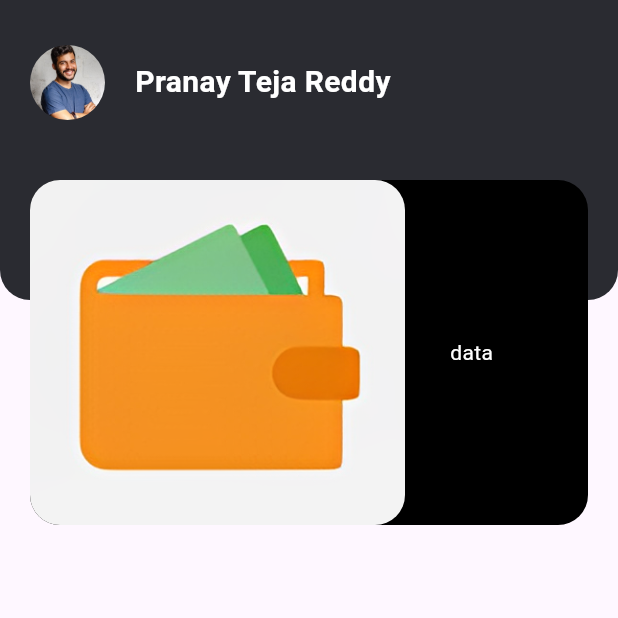
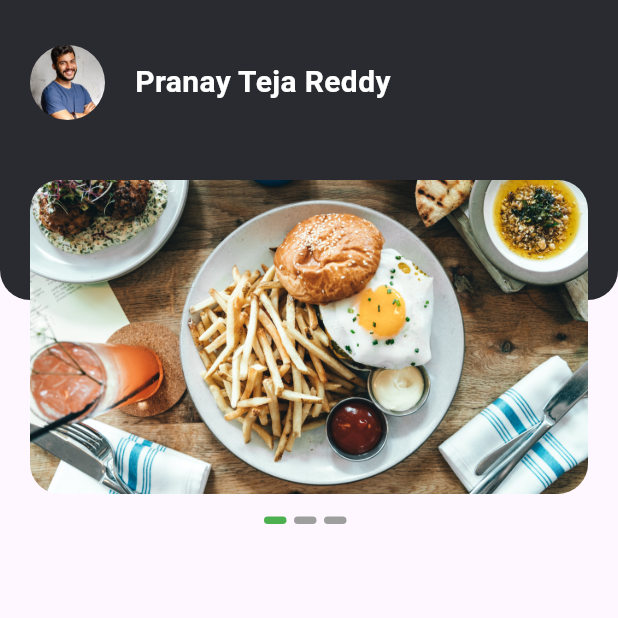
Before and after one commit to pranaytejareddy1996/quiz_app, a Flutter app: the screen it shows after launch, on a phone screen of 412 x 824 dp, the top half of it. Run offline on Flutter 3.47's test engine with Material 3 defaults, Android fonts, the phone set to English and light mode, and no system bars; drawn by our look-alikes of carousel_slider.

```diff
--- /dev/null
+++ b/lib/pages/circular_container.dart
@@ -0,0 +1,19 @@
+import 'package:flutter/material.dart';
+
+class CircularContainer extends StatelessWidget {
+  const CircularContainer({super.key, required this.color});
+  final Color color;
+  @override
+  Widget build(BuildContext context) {
+    return Container(
+      width: 15,
+      height: 5,
+      padding: EdgeInsets.all(0),
+      margin: EdgeInsets.only(right: 5),
+      decoration: BoxDecoration(
+        borderRadius: BorderRadius.circular(15),
+        color: color,
+      ),
+    );
+  }
+}
--- a/lib/pages/home.dart
+++ b/lib/pages/home.dart
@@ -1,7 +1,9 @@
 import 'dart:ui';
 
+import 'package:carousel_slider/carousel_slider.dart';
 import 'package:flutter/material.dart';
 import 'package:flutter/widgets.dart';
+import 'circular_container.dart';
 
 class Home extends StatefulWidget {
   const Home({super.key});
@@ -11,6 +13,13 @@ class Home extends StatefulWidget {
 }
 
 class HomeState extends State<Home> {
+  int index = 0;
+
+  @override
+  void initState() {
+    super.initState();
+  }
+
   @override
   Widget build(BuildContext context) {
     return Scaffold(
@@ -50,31 +59,61 @@ class HomeState extends State<Home> {
             ),
           ),
           Container(
+              decoration:
+                  BoxDecoration(borderRadius: BorderRadius.circular(20)),
+              margin: const EdgeInsets.only(left: 20, top: 120, right: 20),
               width: MediaQuery.of(context).size.width,
-            decoration: const BoxDecoration(
-                color: Colors.black,
-                borderRadius: BorderRadius.all(Radius.circular(20))),
-            margin: const EdgeInsets.only(left: 20, top: 120, right: 20),
-            child: Row(
+              // height: 200,
+              child: Column(
                 children: [
+                  CarouselSlider(
+                      items: [
                         ClipRRect(
-                  borderRadius: const BorderRadius.all(Radius.circular(20)),
-                  child: Image.asset("images/wallet.png",
-                      height: 230,
-                      width: 250,
+                          borderRadius:
+                              const BorderRadius.all(Radius.circular(20)),
+                          child: Image.asset("images/food.jpg",
+                              width: MediaQuery.of(context).size.width,
                               fit: BoxFit.cover),
                         ),
+                        ClipRRect(
+                          borderRadius:
+                              const BorderRadius.all(Radius.circular(20)),
+                          child: Image.asset("images/food4.jpg",
+                              width: MediaQuery.of(context).size.width,
+                              fit: BoxFit.cover),
+                        ),
+                        ClipRRect(
+                          borderRadius:
+                              const BorderRadius.all(Radius.circular(20)),
+                          child: Image.asset("images/food5.jpg",
+                              width: MediaQuery.of(context).size.width,
+                              fit: BoxFit.cover),
+                        ),
+                      ],
+                      options: CarouselOptions(
+                        viewportFraction: 1,
+                        onPageChanged: (index, reason) => {
+                          print(this.index),
+                          setState(() {
+                            this.index = index;
+                          })
+                        },
+                      )),
                   const SizedBox(
-                  width: 30,
+                    height: 15,
                   ),
-                const Column(
+                  Row(
+                    mainAxisAlignment: MainAxisAlignment.center,
                     children: [
-                    Text("data",style: TextStyle(color: Colors.white))
+                      for (int i = 0; i < 3; i++)
+                        if (index == i)
+                          CircularContainer(color: Colors.green)
+                        else
+                          CircularContainer(color: Colors.grey)
                     ],
                   )
                 ],
-            ),
-          )
+              ))
         ]),
       ],
     )));
--- a/pubspec.yaml
+++ b/pubspec.yaml
@@ -35,6 +35,7 @@ dependencies:
   # The following adds the Cupertino Icons font to your application.
   # Use with the CupertinoIcons class for iOS style icons.
   cupertino_icons: ^1.0.6
+  carousel_slider: ^4.2.1
 
 dev_dependencies:
   flutter_test:
@@ -62,6 +63,10 @@ flutter:
   assets:
     - images/boy.jpg
     - images/food.jpg
+    - images/food2.jpg
+    - images/food3.jpg
+    - images/food4.jpg
+    - images/food5.jpg
     - images/wallet.png
     - images/burger.png
 
```
Also changed, not shown: lib/main.dart (+0 -48 lines), images/food2.jpg (added), images/food3.jpg (added), images/food4.jpg (added), images/food5.jpg (added), pubspec.lock. Lines whose indentation alone changed are shown as unchanged.
